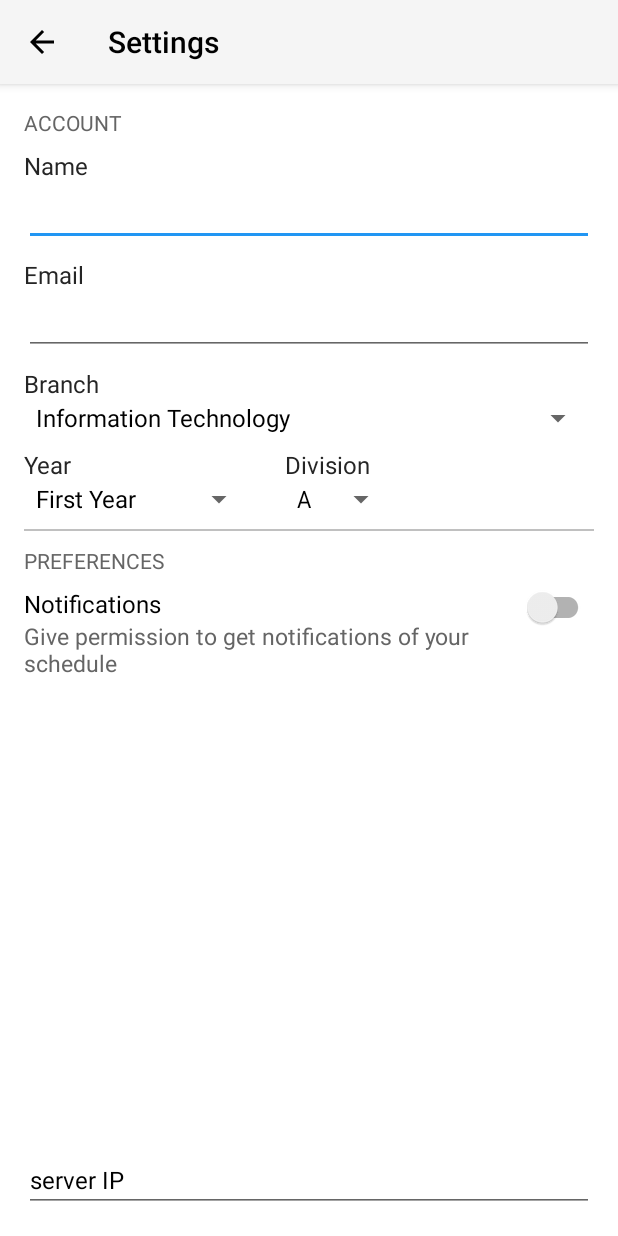
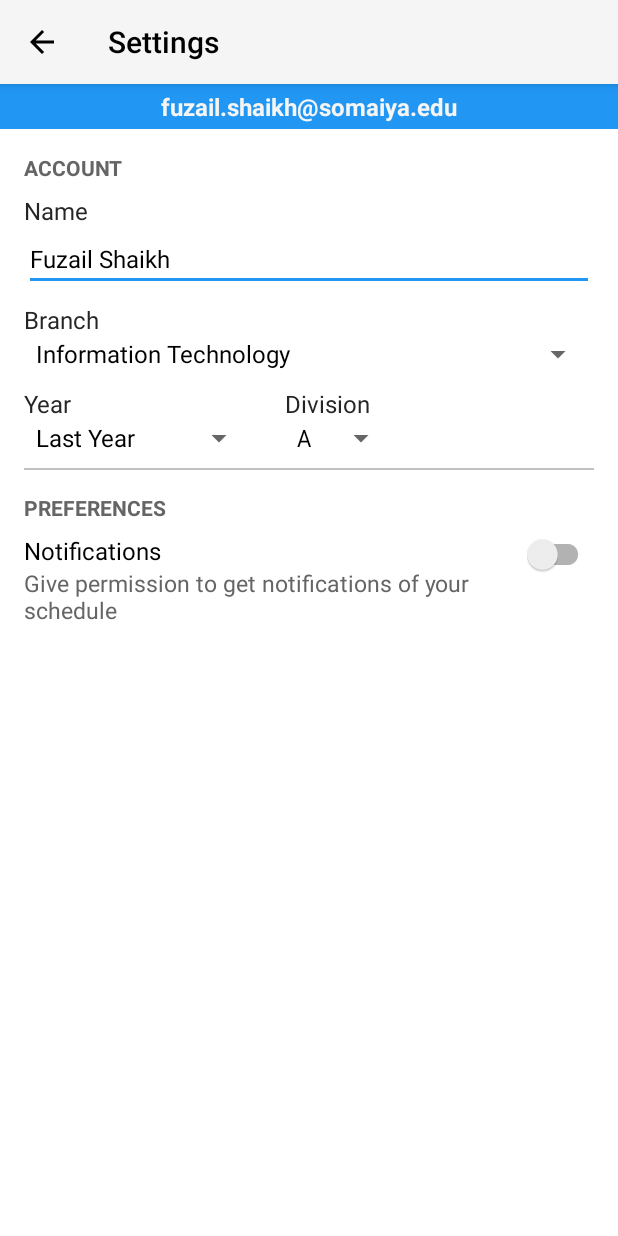
Before and after one commit to fuzail-shaikh/Stuart, an Android app: the Settings screen opened directly, with no data from a screen before it, on a phone screen of 412 x 824 dp. Run offline under Robolectric (Android 15) with nearby library versions, the phone set to English and light mode, and no system bars.

Commit message:
AWS server added

```diff
--- a/app/src/main/java/kjsce/stuart/Settings.java
+++ b/app/src/main/java/kjsce/stuart/Settings.java
@@ -14,7 +14,7 @@ import android.widget.TextView;
 public class Settings extends AppCompatActivity {
     private SharedPreferences prefs;
     private SharedPreferences.Editor editor;
-    private TextView name, email, server;
+    private TextView name;
     private Spinner branch, year, div;
     private SwitchCompat notificationSwitch;
 
@@ -22,15 +22,14 @@ public class Settings extends AppCompatActivity {
     public void onCreate(@Nullable Bundle savedInstanceState) {
         super.onCreate(savedInstanceState);
         setContentView(R.layout.activity_settings);
-        prefs = getSharedPreferences("STUART", Context.MODE_PRIVATE);
+        prefs = getSharedPreferences("Stuart", Context.MODE_PRIVATE);
         editor = prefs.edit();
 
         if(getSupportActionBar()!=null)
             getSupportActionBar().setDisplayHomeAsUpEnabled(true);
 
         name = findViewById(R.id.name);
-        email = findViewById(R.id.email);
-        server = findViewById(R.id.server);
+        TextView email = findViewById(R.id.email);
         branch = findViewById(R.id.branch);
         year = findViewById(R.id.year);
         div = findViewById(R.id.div);
@@ -38,7 +37,9 @@ public class Settings extends AppCompatActivity {
 
         name.setText(prefs.getString("NAME",""));
         email.setText(prefs.getString("EMAIL",""));
-        server.setText(prefs.getString("SERVER",""));
+        branch.setSelection(getSpinnerPositionByValue(branch, prefs.getString("BRANCH","")));
+        year.setSelection(getSpinnerPositionByValue(year, prefs.getString("YEAR","")));
+        div.setSelection(getSpinnerPositionByValue(div, prefs.getString("DIV","")));
 
         if(prefs.getBoolean("NOTIFICATION",false)){
             notificationSwitch.setChecked(true);
@@ -61,6 +62,12 @@ public class Settings extends AppCompatActivity {
     @Override
     public boolean onOptionsItemSelected(MenuItem item) {
         if(item.getItemId() == android.R.id.home){
+            editor.putString("NAME", name.getText().toString());
+            editor.putString("BRANCH", branch.getSelectedItem().toString());
+            editor.putString("YEAR", year.getSelectedItem().toString());
+            editor.putString("DIV", div.getSelectedItem().toString());
+            editor.putBoolean("NOTIFICATION", notificationSwitch.isChecked());
+            editor.apply();
             finish();
         }
         return super.onOptionsItemSelected(item);
@@ -70,8 +77,19 @@ public class Settings extends AppCompatActivity {
     protected void onPause() {
         super.onPause();
         editor.putString("NAME", name.getText().toString());
-        editor.putString("EMAIL", email.getText().toString());
-        editor.putString("SERVER", server.getText().toString());
+        editor.putString("BRANCH", branch.getSelectedItem().toString());
+        editor.putString("YEAR", year.getSelectedItem().toString());
+        editor.putString("DIV", div.getSelectedItem().toString());
+        editor.putBoolean("NOTIFICATION", notificationSwitch.isChecked());
         editor.apply();
     }
+
+    private int getSpinnerPositionByValue(Spinner spinner, String myString){
+        for (int i=0; i<spinner.getCount(); i++){
+            if (spinner.getItemAtPosition(i).toString().equalsIgnoreCase(myString)){
+                return i;
+            }
+        }
+        return 0;
+    }
 }
--- a/app/src/main/res/layout/activity_settings.xml
+++ b/app/src/main/res/layout/activity_settings.xml
@@ -4,8 +4,31 @@
     android:id="@+id/settingsLayout"
     android:layout_width="match_parent"
     android:layout_height="match_parent"
-    android:layout_margin="@dimen/activity_horizontal_margin"
     tools:context="kjsce.stuart.Settings">
+
+    <RelativeLayout
+        android:id="@+id/emailLayout"
+        android:layout_width="match_parent"
+        android:layout_height="30dp"
+        android:background="@color/colorAccent">
+        <TextView
+            android:id="@+id/email"
+            android:layout_width="wrap_content"
+            android:layout_height="wrap_content"
+            android:layout_marginTop="4dp"
+            android:layout_centerInParent="true"
+            android:text="Email"
+            android:textSize="16sp"
+            android:textStyle="bold"
+            android:textColor="@color/colorPrimary"/>
+    </RelativeLayout>
+
+    <RelativeLayout
+        android:id="@+id/settings"
+        android:layout_width="wrap_content"
+        android:layout_height="wrap_content"
+        android:layout_below="@id/emailLayout"
+        android:layout_margin="@dimen/activity_horizontal_margin">
 
         <TextView
             android:id="@+id/accountSettingsLabel"
@@ -15,6 +38,7 @@
             android:layout_alignParentTop="true"
             android:text="ACCOUNT"
             android:textSize="14sp"
+            android:textStyle="bold"
             android:textColor="@color/cardSubTextColor"/>
 
         <TextView
@@ -39,32 +63,11 @@
             android:textColor="@color/textColorPrimary"/>
 
         <TextView
-        android:id="@+id/emailLabel"
+            android:id="@+id/branchLabel"
             android:layout_width="wrap_content"
             android:layout_height="wrap_content"
             android:layout_alignParentStart="true"
             android:layout_below="@id/name"
-        android:layout_marginTop="8dp"
-        android:text="Email"
-        android:textSize="16sp"
-        android:textColor="@color/cardTextColor"/>
-
-    <EditText
-        android:id="@+id/email"
-        android:layout_width="match_parent"
-        android:layout_height="wrap_content"
-        android:layout_alignParentStart="true"
-        android:layout_below="@id/emailLabel"
-        android:text="fuzail.shaikh@somaiya.edu"
-        android:textSize="16sp"
-        android:textColor="@color/textColorPrimary"/>
-
-    <TextView
-        android:id="@+id/branchLabel"
-        android:layout_width="wrap_content"
-        android:layout_height="wrap_content"
-        android:layout_alignParentStart="true"
-        android:layout_below="@id/email"
             android:layout_marginTop="8dp"
             android:text="Branch"
             android:textSize="16sp"
@@ -86,7 +89,7 @@
             android:layout_height="wrap_content"
             android:layout_alignParentStart="true"
             android:layout_below="@id/branch"
-        android:layout_marginTop="8dp"
+            android:layout_marginTop="10dp"
             android:text="Year"
             android:textSize="16sp"
             android:textColor="@color/cardTextColor"/>
@@ -106,9 +109,9 @@
             android:layout_width="wrap_content"
             android:layout_height="wrap_content"
             android:layout_below="@id/branch"
-        android:layout_marginTop="8dp"
-        android:layout_marginLeft="20dp"
-        android:layout_toRightOf="@id/year"
+            android:layout_marginTop="10dp"
+            android:layout_marginStart="20dp"
+            android:layout_toEndOf="@id/year"
             android:text="Division"
             android:textSize="16sp"
             android:textColor="@color/cardTextColor"/>
@@ -135,9 +138,10 @@
             android:layout_height="wrap_content"
             android:layout_alignParentStart="true"
             android:layout_below="@id/prefDivider"
-        android:layout_marginTop="10dp"
+            android:layout_marginTop="15dp"
             android:text="PREFERENCES"
             android:textSize="14sp"
+            android:textStyle="bold"
             android:textColor="@color/cardSubTextColor"/>
 
         <TextView
@@ -167,14 +171,6 @@
             android:layout_alignTop="@id/notificationLabel"
             android:layout_alignEnd="@+id/notificationLabel"
             android:layout_alignParentEnd="true" />
-
-    <EditText
-        android:id="@+id/server"
-        android:layout_width="match_parent"
-        android:layout_height="wrap_content"
-        android:layout_alignParentBottom="true"
-        android:text=""
-        android:textSize="16sp"
-        android:textColor="@color/textColorPrimary"/>
+    </RelativeLayout>
 
 </RelativeLayout>
--- a/app/src/main/res/values/colors.xml
+++ b/app/src/main/res/values/colors.xml
@@ -9,6 +9,9 @@
     <color name="tabText">#444444</color>
     <color name="tabSelectedText">#000000</color>
 
+    <color name="page_header_title">#424242</color>
+    <color name="red">#F44336</color>
+
     <color name="cardBackground">#F5F5F5</color>
     <color name="cardTextColor">#252525</color>
     <color name="cardSubTextColor">#656565</color>
--- a/app/src/main/res/values/strings.xml
+++ b/app/src/main/res/values/strings.xml
@@ -1,6 +1,8 @@
 <resources>
     <string name="app_name">Stuart</string>
     <string name="title_activity_main">Stuart</string>
+    <string name="server">http://52.42.138.217</string>
+    <string name="port">3000</string>
 
     <string name="courses">Courses</string>
     <string name="schedule">Schedule</string>
```
Also changed, not shown: app/src/main/AndroidManifest.xml (+24 -7 lines), app/src/main/java/kjsce/stuart/ChatAdapter.java (+8 -6 lines), app/src/main/java/kjsce/stuart/MainActivity.java (+2 -5 lines), app/src/main/java/kjsce/stuart/SignIn.java (added, +75 -0 lines), app/src/main/java/kjsce/stuart/SignUp.java (added, +50 -0 lines), app/src/main/java/kjsce/stuart/Splash.java (added, +50 -0 lines), app/src/main/res/layout/activity_sign_in.xml (added, +95 -0 lines), app/src/main/res/layout/activity_sign_up.xml (added, +105 -0 lines), app/src/main/res/layout/activity_splash.xml (added, +26 -0 lines), app/src/main/res/values/styles.xml (+16 -0 lines), app/src/main/res/mipmap-xxhdpi/logo.png. Lines whose indentation alone changed are shown as unchanged.
